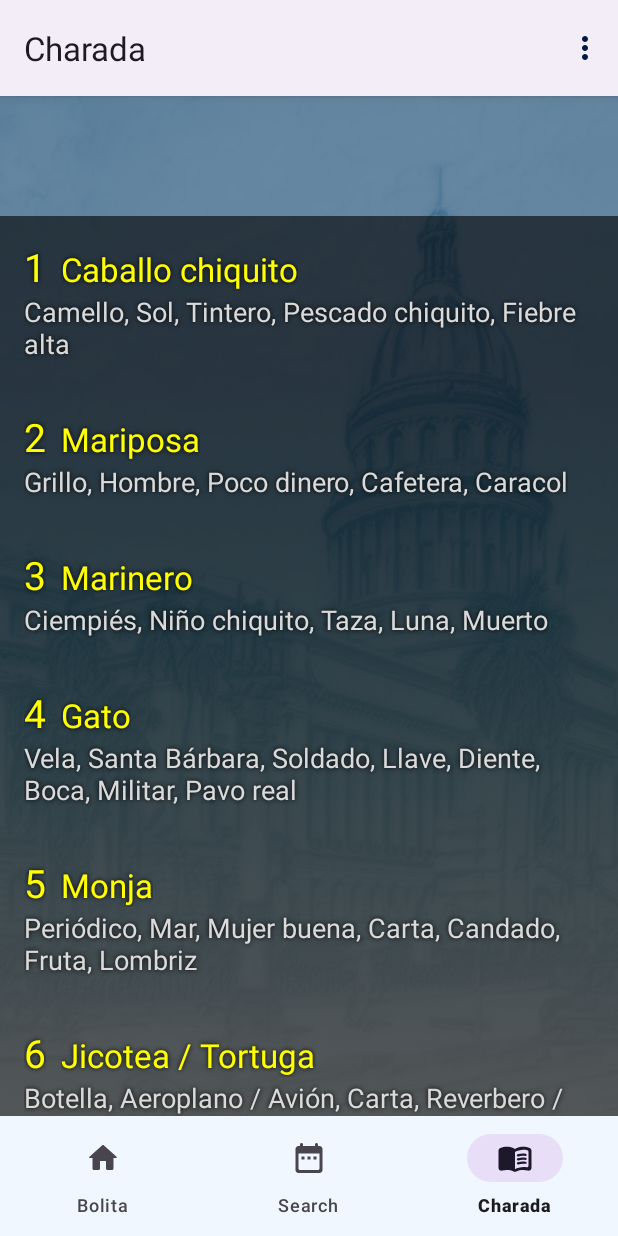
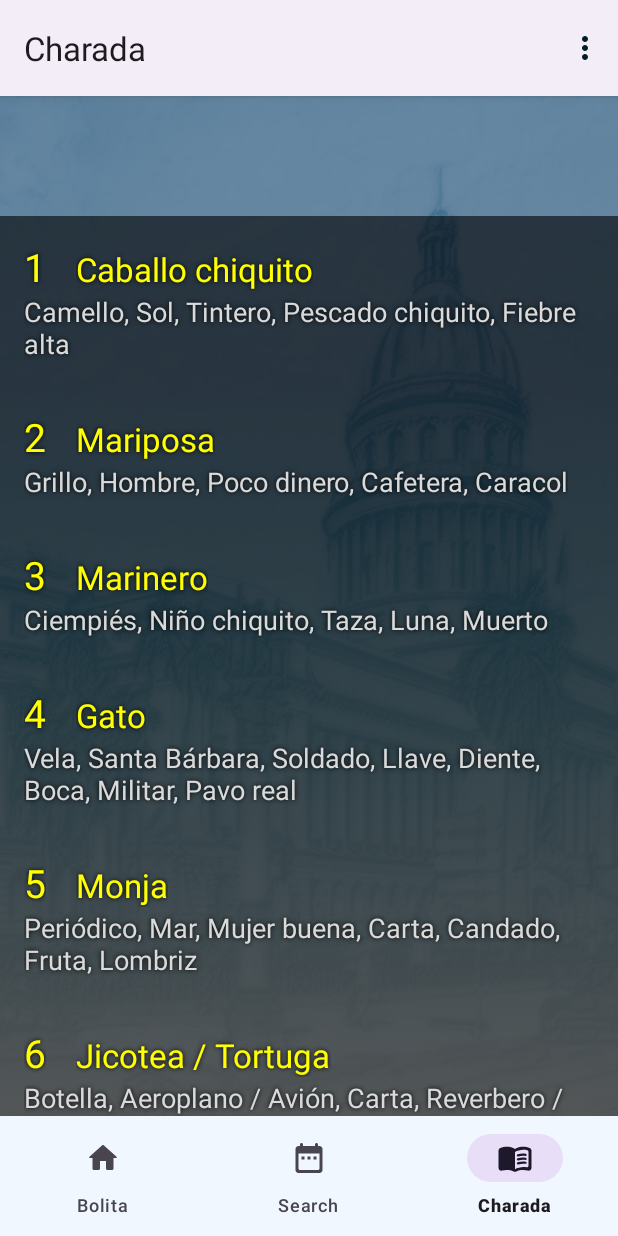
Before and after one commit to CUBANAPP/BolitaCubana, an Android app: the NotificationsFragment screen opened through its navigation route, on a phone screen of 412 x 824 dp. Run offline under Robolectric (Android 15) with nearby library versions, the light colour scheme and no system bars; our stand-ins replace AdMob, Volley, navigation-ui; network calls fail; 1 statement that could not run was skipped.

Commit message:
Launch 1.0.0
Google Play Launch

```diff
--- a/app/src/main/AndroidManifest.xml
+++ b/app/src/main/AndroidManifest.xml
@@ -21,7 +21,7 @@
 		android:allowClearUserData="true"
         android:appCategory="news"
         android:backupInForeground="true"
-        android:extractNativeLibs="true"
+        android:extractNativeLibs="false"
         android:hardwareAccelerated="true"
         android:hasCode="true"
         android:hasFragileUserData="false"
--- a/app/src/main/java/com/cubanapp/bolitacubana/Launcher.java
+++ b/app/src/main/java/com/cubanapp/bolitacubana/Launcher.java
@@ -239,7 +239,7 @@ public class Launcher extends AppCompatActivity {
             }
 
             progressBar.setProgress(20);
-            if (firstTime && ConnSuccess) {
+            if (!firstTime && ConnSuccess) {
                 if (Build.VERSION.SDK_INT >= 19) {
                     mFirebaseMessages = FirebaseMessaging.getInstance();
                     mFirebaseMessages.subscribeToTopic("Default");
@@ -252,7 +252,7 @@ public class Launcher extends AppCompatActivity {
                 else
                     myWebView.loadUrl("https://cubanapp.info/api/priv.html");
 
-            } else if (firstTime) {
+            } else if (!firstTime) {
                 if(builder != null) {
                     builder.setMessage(getString(R.string.connection));
                     builder.setButton(Dialog.BUTTON_POSITIVE, getString(R.string.retry), (dialog, which) -> startSync());
--- a/app/src/main/java/com/cubanapp/bolitacubana/MainActivity.java
+++ b/app/src/main/java/com/cubanapp/bolitacubana/MainActivity.java
@@ -116,7 +116,6 @@ public class MainActivity extends AppCompatActivity {
         else*/
         apiKey = BuildConfig.API_KEY;
 
-        AdView adView = (AdView) findViewById(R.id.adView);
         //adView.setVisibility(View.GONE);
 
         builder = new AlertDialog.Builder(this)
@@ -154,6 +153,7 @@ public class MainActivity extends AppCompatActivity {
         }
 
         if(Build.VERSION.SDK_INT >= 19) {
+            AdView adView = (AdView) findViewById(R.id.adView);
             //FirebaseApp.initializeApp(this);
             //FirebaseOptions.Builder firebaseOptions = new FirebaseOptions.Builder();
             if(connection) {
@@ -208,9 +208,6 @@ public class MainActivity extends AppCompatActivity {
             adView.loadAd(adRequest);
             adView.setActivated(true);
             adView.setEnabled(true);
-        }else{
-            adView.setActivated(false);
-            adView.setEnabled(false);
         }
 
 
--- a/app/src/main/java/com/cubanapp/bolitacubana/ui/notifications/CharadaAdapter.java
+++ b/app/src/main/java/com/cubanapp/bolitacubana/ui/notifications/CharadaAdapter.java
@@ -51,13 +51,13 @@ public class CharadaAdapter extends RecyclerView.Adapter<CharadaAdapter.ViewHold
         public TextView numero;
         public TextView primera;
         public TextView resto;
-        public LinearLayout relativeLayout;
+        //public LinearLayout relativeLayout;
         public ViewHolder(View itemView) {
             super(itemView);
             this.numero = (TextView) itemView.findViewById(R.id.numero);
             this.primera = (TextView) itemView.findViewById(R.id.pripalabra);
             this.resto = (TextView) itemView.findViewById(R.id.restopalabras);
-            relativeLayout = (LinearLayout) itemView.findViewById(R.id.charada_linear);
+            //relativeLayout = (LinearLayout) itemView.findViewById(R.id.charada_linear);
         }
     }
 }
--- a/app/src/main/res/layout-v23/charada_item.xml
+++ b/app/src/main/res/layout-v23/charada_item.xml
@@ -27,7 +27,18 @@
 
             android:layout_width="wrap_content"
             android:layout_height="wrap_content"
-            android:text="1" />
+            android:text="" />
+                <TextView
+                    android:id="@+id/space"
+                    android:textSize="26sp"
+                    android:textColor="@color/yellow"
+                    android:shadowColor="@color/black"
+                    android:shadowRadius="4"
+                    android:layout_marginEnd="10dp"
+
+                    android:layout_width="wrap_content"
+                    android:layout_height="wrap_content"
+                    android:text="@string/space" />
 
         <TextView
             android:id="@+id/pripalabra"
@@ -38,7 +49,7 @@
 
             android:layout_width="wrap_content"
             android:layout_height="wrap_content"
-            android:text="Test" />
+            android:text="" />
         </LinearLayout>
 
         <TextView
@@ -51,5 +62,5 @@
 
             android:layout_width="wrap_content"
             android:layout_height="wrap_content"
-            android:text="test,test,test" />
+            android:text="" />
 </LinearLayout>
--- a/app/src/main/res/values-night-v29/themes.xml
+++ b/app/src/main/res/values-night-v29/themes.xml
@@ -6,23 +6,25 @@
     <!-- Base application theme. -->
     <style name="Theme.BolitaCubana" parent="Theme.Material3.DayNight">
         <!-- Primary brand color. -->
-        <item name="colorPrimary">@color/material_dynamic_primary20</item>
-        <item name="android:textColorPrimary">@color/material_dynamic_primary90</item>
-        <item name="textColorAlertDialogListItem">@color/material_dynamic_primary90</item>
+        <item name="colorPrimary">#003549</item>
+        <item name="android:textColorPrimary">#C1E8FF</item>
+        <item name="textColorAlertDialogListItem">#C1E8FF</item>
 
-        <item name="colorPrimaryVariant">@color/material_dynamic_primary60</item>
-        <item name="colorOnPrimary">@color/material_dynamic_primary90</item>
+        <item name="colorPrimaryVariant">#219BCC</item>
+        <item name="colorOnPrimary">#C1E8FF</item>
         <!-- Secondary brand color. -->
-        <item name="colorSecondary">@color/material_dynamic_primary50</item>
-        <item name="colorSecondaryVariant">@color/material_dynamic_primary40</item>
-        <item name="colorOnSecondary">@color/material_dynamic_primary100</item>
+        <item name="colorSecondary">#007FAC</item>
+        <item name="colorSecondaryVariant">#00668B</item>
+        <item name="colorOnSecondary">#FFFFFF</item>
 
-        <item name="elevationOverlayColor">@color/red_500</item>
-        <item name="colorPrimaryInverse">@color/light_blue</item>
+        <item name="colorTertiary">#DFE3EA</item>
+        <item name="colorTertiaryContainer">#DFE3EA</item>
 
-        <item name="android:textColorHighlight">@color/material_dynamic_primary90</item>
-        <item name="android:textColorHighlightInverse">@color/material_dynamic_primary10</item>
+        <item name="elevationOverlayColor">#A90000</item>
+        <item name="colorPrimaryInverse">#66FFFB</item>
 
+        <item name="android:textColorHighlight">#C1E8FF</item>
+        <item name="android:textColorHighlightInverse">#001E2C</item>
         <!-- Transparent system bars for edge-to-edge. -->
         <item name="android:navigationBarColor">@android:color/transparent</item>
         <item name="android:statusBarColor">@android:color/transparent</item>
@@ -31,23 +33,25 @@
     </style>
     <style name="Theme.BolitaCubana.Full" parent="Theme.Material3.DayNight.NoActionBar">
         <!-- Primary brand color. -->
-        <item name="colorPrimary">@color/material_dynamic_primary20</item>
-        <item name="android:textColorPrimary">@color/material_dynamic_primary90</item>
-        <item name="textColorAlertDialogListItem">@color/material_dynamic_primary90</item>
+        <item name="colorPrimary">#003549</item>
+        <item name="android:textColorPrimary">#C1E8FF</item>
+        <item name="textColorAlertDialogListItem">#C1E8FF</item>
 
-        <item name="colorPrimaryVariant">@color/material_dynamic_primary60</item>
-        <item name="colorOnPrimary">@color/material_dynamic_primary90</item>
+        <item name="colorPrimaryVariant">#219BCC</item>
+        <item name="colorOnPrimary">#C1E8FF</item>
         <!-- Secondary brand color. -->
-        <item name="colorSecondary">@color/material_dynamic_primary50</item>
-        <item name="colorSecondaryVariant">@color/material_dynamic_primary40</item>
-        <item name="colorOnSecondary">@color/material_dynamic_primary100</item>
+        <item name="colorSecondary">#007FAC</item>
+        <item name="colorSecondaryVariant">#00668B</item>
+        <item name="colorOnSecondary">#FFFFFF</item>
 
-        <item name="elevationOverlayColor">@color/red_500</item>
-        <item name="colorPrimaryInverse">@color/light_blue</item>
+        <item name="colorTertiary">#DFE3EA</item>
+        <item name="colorTertiaryContainer">#DFE3EA</item>
 
-        <item name="android:textColorHighlight">@color/material_dynamic_primary90</item>
-        <item name="android:textColorHighlightInverse">@color/material_dynamic_primary10</item>
+        <item name="elevationOverlayColor">#A90000</item>
+        <item name="colorPrimaryInverse">#66FFFB</item>
 
+        <item name="android:textColorHighlight">#C1E8FF</item>
+        <item name="android:textColorHighlightInverse">#001E2C</item>
         <!-- Transparent system bars for edge-to-edge. -->
         <item name="android:navigationBarColor">@android:color/transparent</item>
         <item name="android:statusBarColor">@android:color/transparent</item>
--- a/app/src/main/res/values-night/themes.xml
+++ b/app/src/main/res/values-night/themes.xml
@@ -6,22 +6,25 @@
     <!-- Base application theme. -->
     <style name="Theme.BolitaCubana" parent="Theme.Material3.DayNight">
         <!-- Primary brand color. -->
-        <item name="colorPrimary">@color/material_dynamic_primary20</item>
-        <item name="android:textColorPrimary">@color/material_dynamic_primary90</item>
-        <item name="textColorAlertDialogListItem">@color/material_dynamic_primary90</item>
+        <item name="colorPrimary">#003549</item>
+        <item name="android:textColorPrimary">#C1E8FF</item>
+        <item name="textColorAlertDialogListItem">#C1E8FF</item>
 
-        <item name="colorPrimaryVariant">@color/material_dynamic_primary60</item>
-        <item name="colorOnPrimary">@color/material_dynamic_primary90</item>
+        <item name="colorPrimaryVariant">#219BCC</item>
+        <item name="colorOnPrimary">#C1E8FF</item>
         <!-- Secondary brand color. -->
-        <item name="colorSecondary">@color/material_dynamic_primary50</item>
-        <item name="colorSecondaryVariant">@color/material_dynamic_primary40</item>
-        <item name="colorOnSecondary">@color/material_dynamic_primary100</item>
+        <item name="colorSecondary">#007FAC</item>
+        <item name="colorSecondaryVariant">#00668B</item>
+        <item name="colorOnSecondary">#FFFFFF</item>
 
-        <item name="elevationOverlayColor">@color/red_500</item>
-        <item name="colorPrimaryInverse">@color/light_blue</item>
+        <item name="colorTertiary">#DFE3EA</item>
+        <item name="colorTertiaryContainer">#DFE3EA</item>
 
-        <item name="android:textColorHighlight">@color/material_dynamic_primary90</item>
-        <item name="android:textColorHighlightInverse">@color/material_dynamic_primary10</item>
+        <item name="elevationOverlayColor">#A90000</item>
+        <item name="colorPrimaryInverse">#66FFFB</item>
+
+        <item name="android:textColorHighlight">#C1E8FF</item>
+        <item name="android:textColorHighlightInverse">#001E2C</item>
 
         <!-- Status bar color. -->
         <item name="android:statusBarColor" tools:targetApi="21">?attr/colorPrimaryVariant</item>
@@ -29,23 +32,25 @@
     </style>
     <style name="Theme.BolitaCubana.Full" parent="Theme.Material3.DayNight.NoActionBar">
         <!-- Primary brand color. -->
-        <item name="colorPrimary">@color/material_dynamic_primary20</item>
-        <item name="android:textColorPrimary">@color/material_dynamic_primary90</item>
-        <item name="textColorAlertDialogListItem">@color/material_dynamic_primary90</item>
+        <item name="colorPrimary">#003549</item>
+        <item name="android:textColorPrimary">#C1E8FF</item>
+        <item name="textColorAlertDialogListItem">#C1E8FF</item>
 
-        <item name="colorPrimaryVariant">@color/material_dynamic_primary60</item>
-        <item name="colorOnPrimary">@color/material_dynamic_primary90</item>
+        <item name="colorPrimaryVariant">#219BCC</item>
+        <item name="colorOnPrimary">#C1E8FF</item>
         <!-- Secondary brand color. -->
-        <item name="colorSecondary">@color/material_dynamic_primary50</item>
-        <item name="colorSecondaryVariant">@color/material_dynamic_primary40</item>
-        <item name="colorOnSecondary">@color/material_dynamic_primary100</item>
+        <item name="colorSecondary">#007FAC</item>
+        <item name="colorSecondaryVariant">#00668B</item>
+        <item name="colorOnSecondary">#FFFFFF</item>
 
-        <item name="elevationOverlayColor">@color/red_500</item>
-        <item name="colorPrimaryInverse">@color/light_blue</item>
+        <item name="colorTertiary">#DFE3EA</item>
+        <item name="colorTertiaryContainer">#DFE3EA</item>
 
-        <item name="android:textColorHighlight">@color/material_dynamic_primary90</item>
-        <item name="android:textColorHighlightInverse">@color/material_dynamic_primary10</item>
+        <item name="elevationOverlayColor">#A90000</item>
+        <item name="colorPrimaryInverse">#66FFFB</item>
 
+        <item name="android:textColorHighlight">#C1E8FF</item>
+        <item name="android:textColorHighlightInverse">#001E2C</item>
         <!-- Status bar color. -->
         <item name="android:statusBarColor" tools:targetApi="21">?attr/colorPrimaryVariant</item>
         <!-- Customize your theme here. -->
--- a/app/src/main/res/values-v29/themes.xml
+++ b/app/src/main/res/values-v29/themes.xml
@@ -6,25 +6,25 @@
     <!-- Base application theme. -->
     <style name="Theme.BolitaCubana" parent="Theme.Material3.DayNight">
         <!-- Primary brand color. -->
-        <item name="colorPrimary">@color/material_dynamic_primary40</item>
-        <item name="colorPrimaryVariant">@color/material_dynamic_primary20</item>
-        <item name="colorOnPrimary">@color/material_dynamic_primary100</item>
-        <item name="android:textColorPrimary">@color/material_dynamic_primary10</item>
-        <item name="textColorAlertDialogListItem">@color/material_dynamic_primary10</item>
+        <item name="colorPrimary">#00668B</item>
+        <item name="colorPrimaryVariant">#003549</item>
+        <item name="colorOnPrimary">#FFFFFF</item>
+        <item name="android:textColorPrimary">#001E2C</item>
+        <item name="textColorAlertDialogListItem">#001E2C</item>
+        <!-- Secondary brand color. -->
+        <item name="colorSecondary">#76D1FF</item>
+        <item name="colorSecondaryVariant">#219BCC</item>
+        <item name="colorOnSecondary">#001E2C</item>
 
-        <!-- Secondary brand color. -->
-        <item name="colorSecondary">@color/material_dynamic_primary80</item>
-        <item name="colorSecondaryVariant">@color/material_dynamic_primary60</item>
-        <item name="colorOnSecondary">@color/material_dynamic_primary10</item>
+        <item name="colorTertiary">#747679</item>
+        <item name="colorTertiaryContainer">#747679</item>
 
-        <item name="colorTertiary">@color/material_dynamic_neutral50</item>
-        <item name="colorTertiaryContainer">@color/material_dynamic_neutral50</item>
+        <!-- Status bar color. -->
+        <item name="elevationOverlayColor">#66FFFB</item>
+        <item name="colorPrimaryInverse">#A90000</item>
 
-        <item name="elevationOverlayColor">@color/light_blue</item>
-        <item name="colorPrimaryInverse">@color/red_500</item>
-
-        <item name="android:textColorHighlight">@color/material_dynamic_primary10</item>
-        <item name="android:textColorHighlightInverse">@color/material_dynamic_primary90</item>
+        <item name="android:textColorHighlight">#001E2C</item>
+        <item name="android:textColorHighlightInverse">#C1E8FF</item>
 
         <!-- Transparent system bars for edge-to-edge. -->
         <item name="android:navigationBarColor">@android:color/transparent</item>
@@ -34,22 +34,25 @@
     </style>
     <style name="Theme.BolitaCubana.Full" parent="Theme.Material3.DayNight.NoActionBar">
         <!-- Primary brand color. -->
-        <item name="colorPrimary">@color/material_dynamic_primary40</item>
-        <item name="colorPrimaryVariant">@color/material_dynamic_primary20</item>
-        <item name="colorOnPrimary">@color/material_dynamic_primary100</item>
-        <item name="android:textColorPrimary">@color/material_dynamic_primary10</item>
-        <item name="textColorAlertDialogListItem">@color/material_dynamic_primary10</item>
+        <item name="colorPrimary">#00668B</item>
+        <item name="colorPrimaryVariant">#003549</item>
+        <item name="colorOnPrimary">#FFFFFF</item>
+        <item name="android:textColorPrimary">#001E2C</item>
+        <item name="textColorAlertDialogListItem">#001E2C</item>
         <!-- Secondary brand color. -->
-        <item name="colorSecondary">@color/material_dynamic_primary80</item>
-        <item name="colorSecondaryVariant">@color/material_dynamic_primary60</item>
-        <item name="colorOnSecondary">@color/material_dynamic_primary10</item>
+        <item name="colorSecondary">#76D1FF</item>
+        <item name="colorSecondaryVariant">#219BCC</item>
+        <item name="colorOnSecondary">#001E2C</item>
+
+        <item name="colorTertiary">#747679</item>
+        <item name="colorTertiaryContainer">#747679</item>
+
         <!-- Status bar color. -->
+        <item name="elevationOverlayColor">#66FFFB</item>
+        <item name="colorPrimaryInverse">#A90000</item>
 
-        <item name="elevationOverlayColor">@color/light_blue</item>
-        <item name="colorPrimaryInverse">@color/red_500</item>
-
-        <item name="android:textColorHighlight">@color/material_dynamic_primary10</item>
-        <item name="android:textColorHighlightInverse">@color/material_dynamic_primary90</item>
+        <item name="android:textColorHighlight">#001E2C</item>
+        <item name="android:textColorHighlightInverse">#C1E8FF</item>
 
         <!-- Transparent system bars for edge-to-edge. -->
         <item name="android:navigationBarColor">@android:color/transparent</item>
--- a/app/src/main/res/values/colors.xml
+++ b/app/src/main/res/values/colors.xml
@@ -20,4 +20,6 @@
     <color name="light_white">#DADADA</color>
     <color name="white">#FFFFFF</color>
     <color name="black">#000000</color>
+    <color name="holo_green">#669900</color>
+    <color name="holo_red">#CC0000</color>
 </resources>
--- a/app/src/main/res/values/strings.xml
+++ b/app/src/main/res/values/strings.xml
@@ -65,4 +65,5 @@
     <string name="visitlink" translatable="true">Look this</string>
     <string name="connection" translatable="true">Es necesario tener una conexión Wifi o Datos activa</string>
     <string name="launcherimage" translatable="true">Launcher Image</string>
+    <string name="space" translatable="false"> </string>
 </resources>
--- a/app/src/main/res/values/themes.xml
+++ b/app/src/main/res/values/themes.xml
@@ -6,50 +6,51 @@
     <!-- Base application theme. -->
     <style name="Theme.BolitaCubana" parent="Theme.Material3.DayNight">
         <!-- Primary brand color. -->
-        <item name="colorPrimary">@color/material_dynamic_primary40</item>
-        <item name="colorPrimaryVariant">@color/material_dynamic_primary20</item>
-        <item name="colorOnPrimary">@color/material_dynamic_primary100</item>
-        <item name="android:textColorPrimary">@color/material_dynamic_primary10</item>
-        <item name="textColorAlertDialogListItem">@color/material_dynamic_primary10</item>
+        <item name="colorPrimary">#00668B</item>
+        <item name="colorPrimaryVariant">#003549</item>
+        <item name="colorOnPrimary">#FFFFFF</item>
+        <item name="android:textColorPrimary">#001E2C</item>
+        <item name="textColorAlertDialogListItem">#001E2C</item>
+        <!-- Secondary brand color. -->
+        <item name="colorSecondary">#76D1FF</item>
+        <item name="colorSecondaryVariant">#219BCC</item>
+        <item name="colorOnSecondary">#001E2C</item>
 
-        <!-- Secondary brand color. -->
-        <item name="colorSecondary">@color/material_dynamic_primary80</item>
-        <item name="colorSecondaryVariant">@color/material_dynamic_primary60</item>
-        <item name="colorOnSecondary">@color/material_dynamic_primary10</item>
+        <item name="colorTertiary">#747679</item>
+        <item name="colorTertiaryContainer">#747679</item>
 
-        <item name="colorTertiary">@color/material_dynamic_neutral50</item>
-        <item name="colorTertiaryContainer">@color/material_dynamic_neutral50</item>
+        <!-- Status bar color. -->
+        <item name="elevationOverlayColor">#66FFFB</item>
+        <item name="colorPrimaryInverse">#A90000</item>
 
-        <item name="elevationOverlayColor">@color/light_blue</item>
-        <item name="colorPrimaryInverse">@color/red_500</item>
-
-        <item name="android:textColorHighlight">@color/material_dynamic_primary10</item>
-        <item name="android:textColorHighlightInverse">@color/material_dynamic_primary90</item>
+        <item name="android:textColorHighlight">#001E2C</item>
+        <item name="android:textColorHighlightInverse">#C1E8FF</item>
 
         <!-- Status bar color. -->
         <item name="android:statusBarColor" tools:targetApi="21">?attr/colorPrimaryVariant</item>
         <!-- Customize your theme here. -->
-
-
     </style>
     <style name="Theme.BolitaCubana.Full" parent="Theme.Material3.DayNight.NoActionBar">
         <!-- Primary brand color. -->
-        <item name="colorPrimary">@color/material_dynamic_primary40</item>
-        <item name="colorPrimaryVariant">@color/material_dynamic_primary20</item>
-        <item name="colorOnPrimary">@color/material_dynamic_primary100</item>
-        <item name="android:textColorPrimary">@color/material_dynamic_primary10</item>
-        <item name="textColorAlertDialogListItem">@color/material_dynamic_primary10</item>
+        <item name="colorPrimary">#00668B</item>
+        <item name="colorPrimaryVariant">#003549</item>
+        <item name="colorOnPrimary">#FFFFFF</item>
+        <item name="android:textColorPrimary">#001E2C</item>
+        <item name="textColorAlertDialogListItem">#001E2C</item>
         <!-- Secondary brand color. -->
-        <item name="colorSecondary">@color/material_dynamic_primary80</item>
-        <item name="colorSecondaryVariant">@color/material_dynamic_primary60</item>
-        <item name="colorOnSecondary">@color/material_dynamic_primary10</item>
+        <item name="colorSecondary">#76D1FF</item>
+        <item name="colorSecondaryVariant">#219BCC</item>
+        <item name="colorOnSecondary">#001E2C</item>
+
+        <item name="colorTertiary">#747679</item>
+        <item name="colorTertiaryContainer">#747679</item>
+
         <!-- Status bar color. -->
+        <item name="elevationOverlayColor">#66FFFB</item>
+        <item name="colorPrimaryInverse">#A90000</item>
 
-        <item name="elevationOverlayColor">@color/light_blue</item>
-        <item name="colorPrimaryInverse">@color/red_500</item>
-
-        <item name="android:textColorHighlight">@color/material_dynamic_primary10</item>
-        <item name="android:textColorHighlightInverse">@color/material_dynamic_primary90</item>
+        <item name="android:textColorHighlight">#001E2C</item>
+        <item name="android:textColorHighlightInverse">#C1E8FF</item>
 
         <item name="android:statusBarColor" tools:targetApi="21">?attr/colorPrimaryVariant</item>
         <!-- Customize your theme here. -->
```
Also changed, not shown: app/build.gradle (+4 -4 lines).
